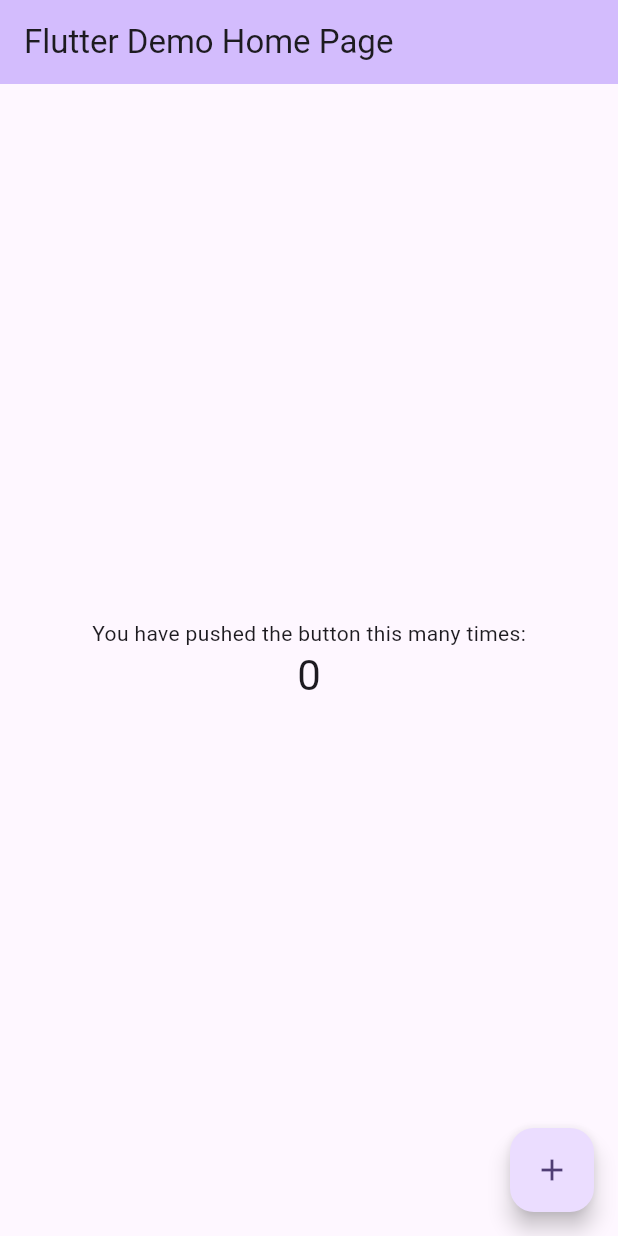
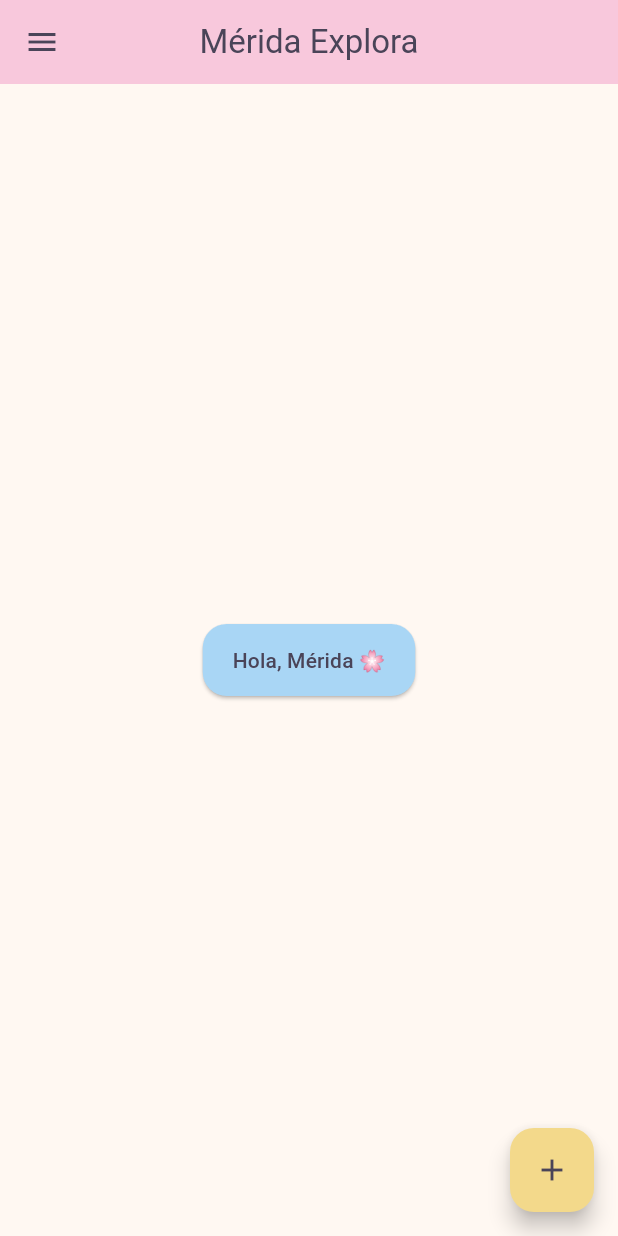
Before and after one commit to jime-nita/merida_explora, a Flutter app: the screen it shows after launch, on a phone screen of 412 x 824 dp. Run offline on Flutter 3.47's test engine with Material 3 defaults, Android fonts, the phone set to English and light mode, and no system bars.

Commit message:
Crear estructura por capas y tema pastel con Scaffold, AppBar y Drawer

```diff
--- a/lib/main.dart
+++ b/lib/main.dart
@@ -1,120 +1,59 @@
 import 'package:flutter/material.dart';
+import 'theme/app_colors.dart';
+import 'theme/app_theme.dart';
 
+// Punto de entrada: aquí arranca la app
 void main() {
-  runApp(const MyApp());
+  runApp(const MeridaExploraApp());
 }
 
-class MyApp extends StatelessWidget {
-  const MyApp({super.key});
+/// Widget raíz: configura el nombre y el tema de toda la app
+class MeridaExploraApp extends StatelessWidget {
+  const MeridaExploraApp({super.key});
 
-  // This widget is the root of your application.
   @override
   Widget build(BuildContext context) {
     return MaterialApp(
-      title: 'Flutter Demo',
-      theme: ThemeData(
-        // This is the theme of your application.
-        //
-        // TRY THIS: Try running your application with "flutter run". You'll see
-        // the application has a purple toolbar. Then, without quitting the app,
-        // try changing the seedColor in the colorScheme below to Colors.green
-        // and then invoke "hot reload" (save your changes or press the "hot
-        // reload" button in a Flutter-supported IDE, or press "r" if you used
-        // the command line to start the app).
-        //
-        // Notice that the counter didn't reset back to zero; the application
-        // state is not lost during the reload. To reset the state, use hot
-        // restart instead.
-        //
-        // This works for code too, not just values: Most code changes can be
-        // tested with just a hot reload.
-        colorScheme: .fromSeed(seedColor: Colors.deepPurple),
-      ),
-      home: const MyHomePage(title: 'Flutter Demo Home Page'),
+      title: 'Mérida Explora',
+      debugShowCheckedModeBanner: false, // Quita la etiqueta "debug"
+      theme: AppTheme.tema,
+      home: const PantallaPrueba(),
     );
   }
 }
 
-class MyHomePage extends StatefulWidget {
-  const MyHomePage({super.key, required this.title});
-
-  // This widget is the home page of your application. It is stateful, meaning
-  // that it has a State object (defined below) that contains fields that affect
-  // how it looks.
-
-  // This class is the configuration for the state. It holds the values (in this
-  // case the title) provided by the parent (in this case the App widget) and
-  // used by the build method of the State. Fields in a Widget subclass are
-  // always marked "final".
-
-  final String title;
-
-  @override
-  State<MyHomePage> createState() => _MyHomePageState();
-}
-
-class _MyHomePageState extends State<MyHomePage> {
-  int _counter = 0;
-
-  void _incrementCounter() {
-    setState(() {
-      // This call to setState tells the Flutter framework that something has
-      // changed in this State, which causes it to rerun the build method below
-      // so that the display can reflect the updated values. If we changed
-      // _counter without calling setState(), then the build method would not be
-      // called again, and so nothing would appear to happen.
-      _counter++;
-    });
-  }
+/// Pantalla temporal para comprobar que el tema pastel funciona.
+/// Más adelante la cambiamos por las pantallas reales.
+class PantallaPrueba extends StatelessWidget {
+  const PantallaPrueba({super.key});
 
   @override
   Widget build(BuildContext context) {
-    // This method is rerun every time setState is called, for instance as done
-    // by the _incrementCounter method above.
-    //
-    // The Flutter framework has been optimized to make rerunning build methods
-    // fast, so that you can just rebuild anything that needs updating rather
-    // than having to individually change instances of widgets.
     return Scaffold(
-      appBar: AppBar(
-        // TRY THIS: Try changing the color here to a specific color (to
-        // Colors.amber, perhaps?) and trigger a hot reload to see the AppBar
-        // change color while the other colors stay the same.
-        backgroundColor: Theme.of(context).colorScheme.inversePrimary,
-        // Here we take the value from the MyHomePage object that was created by
-        // the App.build method, and use it to set our appbar title.
-        title: Text(widget.title),
-      ),
-      body: Center(
-        // Center is a layout widget. It takes a single child and positions it
-        // in the middle of the parent.
-        child: Column(
-          // Column is also a layout widget. It takes a list of children and
-          // arranges them vertically. By default, it sizes itself to fit its
-          // children horizontally, and tries to be as tall as its parent.
-          //
-          // Column has various properties to control how it sizes itself and
-          // how it positions its children. Here we use mainAxisAlignment to
-          // center the children vertically; the main axis here is the vertical
-          // axis because Columns are vertical (the cross axis would be
-          // horizontal).
-          //
-          // TRY THIS: Invoke "debug painting" (choose the "Toggle Debug Paint"
-          // action in the IDE, or press "p" in the console), to see the
-          // wireframe for each widget.
-          mainAxisAlignment: .center,
-          children: [
-            const Text('You have pushed the button this many times:'),
-            Text(
-              '$_counter',
-              style: Theme.of(context).textTheme.headlineMedium,
+      appBar: AppBar(title: const Text('Mérida Explora')),
+      // Menú lateral
+      drawer: Drawer(
+        child: ListView(
+          children: const [
+            DrawerHeader(
+              decoration: BoxDecoration(color: AppColors.azulCielo),
+              child: Text('Mérida Explora', style: TextStyle(fontSize: 24)),
+            ),
+            ListTile(
+              leading: Icon(Icons.place, color: AppColors.error),
+              title: Text('Mis lugares'),
             ),
           ],
         ),
       ),
+      body: Center(
+        child: ElevatedButton(
+          onPressed: () {},
+          child: const Text('Hola, Mérida 🌸'),
+        ),
+      ),
       floatingActionButton: FloatingActionButton(
-        onPressed: _incrementCounter,
-        tooltip: 'Increment',
+        onPressed: () {},
         child: const Icon(Icons.add),
       ),
     );
--- /dev/null
+++ b/lib/theme/app_colors.dart
@@ -0,0 +1,15 @@
+import 'package:flutter/material.dart';
+
+/// Paleta pastel de la app.
+/// Todos los colores viven aquí, así se cambian desde un solo lugar.
+class AppColors {
+  AppColors._(); // Evita que alguien cree objetos de esta clase
+
+  static const Color rosa = Color(0xFFF8C8DC); // Rosa pastel
+  static const Color azulCielo = Color(0xFFA9D6F5); // Azul cielo pastel
+  static const Color mostaza = Color(0xFFF3D98B); // Amarillo mostaza pastel
+  static const Color menta = Color(0xFFBFE6D3); // Verde menta (mensajes de éxito)
+  static const Color fondo = Color(0xFFFFF8F2); // Crema de fondo
+  static const Color texto = Color(0xFF4A4458); // Gris oscuro, se lee bien sobre pasteles
+  static const Color error = Color(0xFFE57A8E); // Rosa fuerte para errores
+}
--- /dev/null
+++ b/lib/theme/app_theme.dart
@@ -0,0 +1,62 @@
+import 'package:flutter/material.dart';
+import 'app_colors.dart';
+
+/// Define el estilo general de la app (barra, botones, campos de texto).
+class AppTheme {
+  AppTheme._();
+
+  static ThemeData get tema {
+    // Colores principales: rosa, azul cielo y mostaza
+    const esquema = ColorScheme(
+      brightness: Brightness.light,
+      primary: AppColors.rosa,
+      onPrimary: AppColors.texto,
+      secondary: AppColors.azulCielo,
+      onSecondary: AppColors.texto,
+      tertiary: AppColors.mostaza,
+      onTertiary: AppColors.texto,
+      error: AppColors.error,
+      onError: Colors.white,
+      surface: AppColors.fondo,
+      onSurface: AppColors.texto,
+    );
+
+    return ThemeData(
+      useMaterial3: true,
+      colorScheme: esquema,
+      scaffoldBackgroundColor: AppColors.fondo,
+      // Barra superior rosa
+      appBarTheme: const AppBarTheme(
+        backgroundColor: AppColors.rosa,
+        foregroundColor: AppColors.texto,
+        centerTitle: true,
+        elevation: 0,
+      ),
+      // Botón flotante mostaza
+      floatingActionButtonTheme: const FloatingActionButtonThemeData(
+        backgroundColor: AppColors.mostaza,
+        foregroundColor: AppColors.texto,
+      ),
+      // Botones normales azul cielo con esquinas redondeadas
+      elevatedButtonTheme: ElevatedButtonThemeData(
+        style: ElevatedButton.styleFrom(
+          backgroundColor: AppColors.azulCielo,
+          foregroundColor: AppColors.texto,
+          padding: const EdgeInsets.symmetric(horizontal: 20, vertical: 14),
+          shape: RoundedRectangleBorder(
+            borderRadius: BorderRadius.circular(16),
+          ),
+        ),
+      ),
+      // Campos de texto blancos y redondeados
+      inputDecorationTheme: InputDecorationTheme(
+        filled: true,
+        fillColor: Colors.white,
+        border: OutlineInputBorder(
+          borderRadius: BorderRadius.circular(16),
+          borderSide: BorderSide.none,
+        ),
+      ),
+    );
+  }
+}
```
Also changed, not shown: 1 other file.
